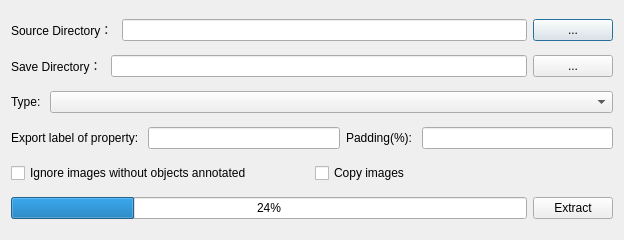
looooongChen/IMANNO, file uis/AnnoExporter.ui: the form before one commit.
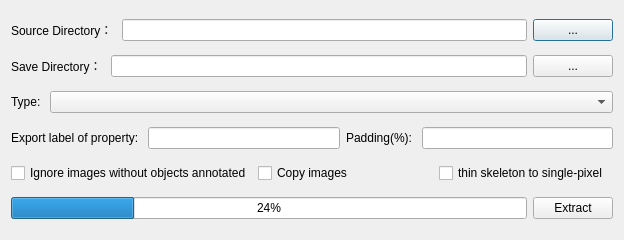
The form after the commit.

Commit message: single_pixel_skeleton

What changed in the file:
```diff
--- a/uis/AnnoExporter.ui
+++ b/uis/AnnoExporter.ui
@@ -123,6 +123,13 @@
        </property>
       </widget>
      </item>
+     <item>
+      <widget class="QCheckBox" name="single_pixel">
+       <property name="text">
+        <string>thin skeleton to single-pixel</string>
+       </property>
+      </widget>
+     </item>
     </layout>
    </item>
    <item>
```
The commit also changes 1 other file.
